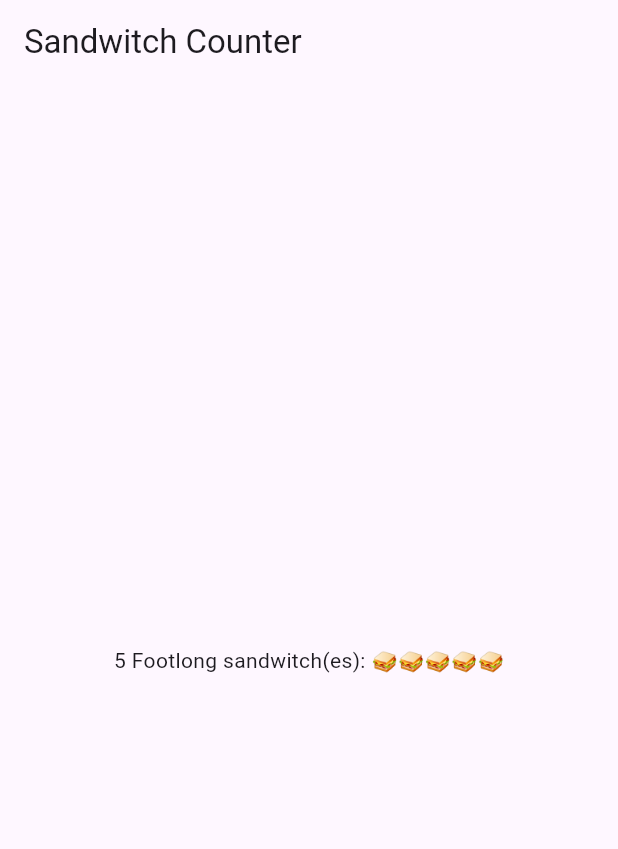
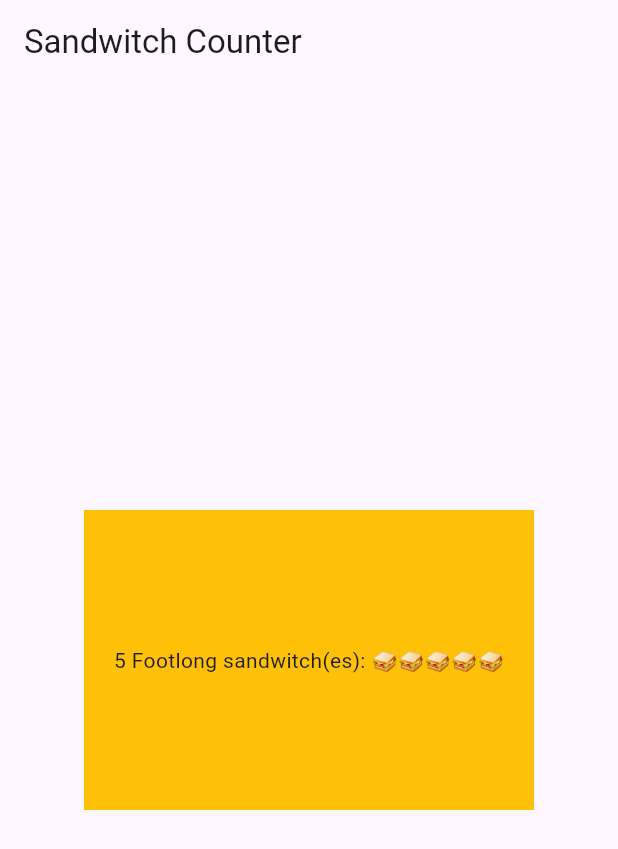
Before and after one commit to anirejlova/sandwitch_shop, a Flutter app: the screen it shows after launch, on a phone screen of 412 x 824 dp. Shown: the top 849 px of the screen. Run offline on Flutter 3.47's test engine with Material 3 defaults, Android fonts, the phone set to English and light mode, and no system bars.

Commit message:
container  in middle colour

```diff
--- a/lib/main.dart
+++ b/lib/main.dart
@@ -13,8 +13,14 @@ class App extends StatelessWidget {
       title: 'Sandwitch Shop App',
       home: Scaffold(
         appBar: AppBar(title: const Text('Sandwitch Counter')),
-      body: const Center(
+        body: Center(
+          child: Container(
+            alignment: Alignment.center,
+            color: Colors.amber,
+            width: 300,
+            height: 200,
             child: OrderItemDisplay(5, "Footlong"),
+          ),
         ),
       ),
     );
```
Lines whose indentation alone changed are shown as unchanged.
